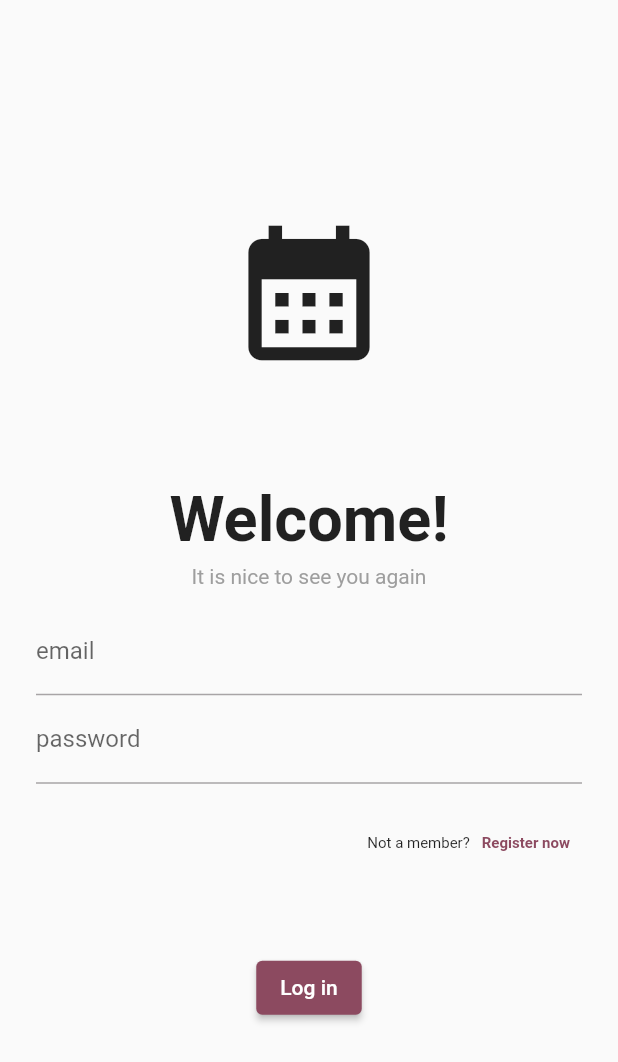
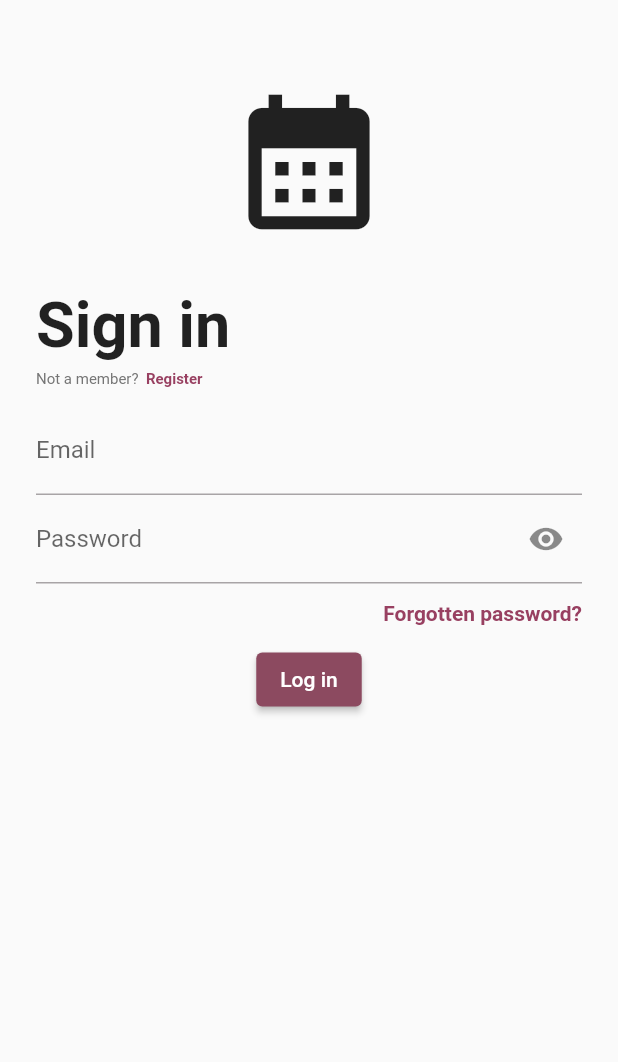
Before and after one commit to lechsebastian/birthdays_reminder_app, a Flutter app: the screen it shows after launch, on a phone screen of 412 x 824 dp. Shown: the top 1062 px of the screen. Run offline on Flutter 3.47's test engine with Material 3 defaults, Android fonts, the phone set to English and light mode, and no system bars; our stand-ins replace bloc, cloud_firestore, firebase_auth, firebase_core, flutter_bloc; accounts and stored records are empty.

Commit message:
Add the ability to show the password

```diff
--- /dev/null
+++ b/lib/app/features/login/cubit/login_cubit.dart
@@ -0,0 +1,13 @@
+import 'package:bloc/bloc.dart';
+
+part 'login_state.dart';
+
+class LoginCubit extends Cubit<LoginState> {
+  LoginCubit() : super(LoginState());
+
+  Future<void> switchIsRegisterStatus() async {
+    LoginState newState = state.copyWith(isCreatingAccount: !state.isCreatingAccount);
+
+    emit(newState);
+  }
+}
--- /dev/null
+++ b/lib/app/features/login/cubit/login_state.dart
@@ -0,0 +1,17 @@
+part of 'login_cubit.dart';
+
+class LoginState {
+  bool isCreatingAccount;
+
+  LoginState({
+    this.isCreatingAccount = false,
+  });
+
+  LoginState copyWith({
+    bool? isCreatingAccount,
+  }) {
+    return LoginState(
+      isCreatingAccount: isCreatingAccount ?? this.isCreatingAccount,
+    );
+  }
+}
--- a/lib/app/features/login/login_page.dart
+++ b/lib/app/features/login/login_page.dart
@@ -1,4 +1,7 @@
 import 'package:birthdays_reminder_app/app/cubit/root_cubit.dart';
+import 'package:birthdays_reminder_app/app/features/login/cubit/login_cubit.dart';
+import 'package:birthdays_reminder_app/app/features/login_page_widgets/signin_or_register_widget_builder.dart';
+import 'package:birthdays_reminder_app/themes/my_color.dart';
 import 'package:flutter/material.dart';
 import 'package:flutter_bloc/flutter_bloc.dart';
 
@@ -9,94 +12,137 @@ class LoginPage extends StatefulWidget {
 
   final TextEditingController emailController = TextEditingController();
   final TextEditingController passwordController = TextEditingController();
+  final TextEditingController confirmPasswordController = TextEditingController();
 
   @override
   State<LoginPage> createState() => _LoginPageState();
 }
 
 class _LoginPageState extends State<LoginPage> {
-  var errorMessage = '';
-  var isCreatingAccount = false;
+  bool _obscureText = true;
 
   @override
   Widget build(BuildContext context) {
+    return BlocProvider(
+      create: (context) => LoginCubit(),
+      child: BlocBuilder<LoginCubit, LoginState>(
+        builder: (context, state) {
           return Scaffold(
             body: Center(
               child: Padding(
                 padding: const EdgeInsets.all(24.0),
                 child: Column(
-            mainAxisAlignment: MainAxisAlignment.center,
                   children: [
+                    // Calendar icon
+                    const SizedBox(height: 30),
                     const Icon(Icons.calendar_month, size: 108),
-              const SizedBox(height: 72),
-              const Text(
-                'Welcome!',
-                style: TextStyle(fontSize: 42, fontWeight: FontWeight.bold),
+                    const SizedBox(height: 30),
+
+                    // Sign in / register information
+                    Align(
+                      alignment: Alignment.centerLeft,
+                      child: Text(
+                        state.isCreatingAccount == true ? 'Register' : 'Sign in',
+                        style: const TextStyle(fontSize: 42, fontWeight: FontWeight.bold),
+                      ),
                     ),
                     const SizedBox(height: 6),
-              Text(
-                isCreatingAccount == true ? 'It is nice to see you here' : 'It is nice to see you again',
-                style: const TextStyle(
-                  color: Colors.grey,
-                ),
-              ),
-              const SizedBox(height: 12),
-              TextField(
-                controller: widget.emailController,
-                decoration: const InputDecoration(label: Text('email')),
-              ),
-              TextField(
-                controller: widget.passwordController,
-                decoration: const InputDecoration(label: Text('password')),
-                obscureText: true,
-              ),
-              Text(errorMessage),
-              Row(
-                mainAxisAlignment: MainAxisAlignment.end,
+
+                    // Text switching between sign in / register function
+                    Align(
+                      alignment: Alignment.centerLeft,
+                      child: Row(
                         children: [
                           Text(
-                    isCreatingAccount == true ? 'Already have an account?' : 'Not a member?',
-                    style: const TextStyle(fontSize: 10),
+                            state.isCreatingAccount == true ? 'Already have an account?  ' : 'Not a member?  ',
+                            style: TextStyle(fontSize: 10, color: Colors.grey[600]),
                           ),
-                  TextButton(
-                    onPressed: () {
+                          GestureDetector(
+                            onTap: () {
                               setState(() {
-                        isCreatingAccount = !isCreatingAccount;
+                                state.isCreatingAccount = !state.isCreatingAccount;
+                                widget.emailController.clear();
+                                widget.passwordController.clear();
+                                widget.confirmPasswordController.clear();
                               });
                             },
                             child: Text(
-                      isCreatingAccount == true ? 'Log in' : 'Register now',
-                      style: const TextStyle(fontWeight: FontWeight.bold, fontSize: 10),
+                              state.isCreatingAccount == true ? 'Log in' : 'Register',
+                              style: TextStyle(fontWeight: FontWeight.bold, fontSize: 10, color: MyColor().myColor),
                             ),
                           )
                         ],
                       ),
-              const SizedBox(height: 48),
+                    ),
+                    const SizedBox(height: 12),
+
+                    // Email textfield
+                    TextField(
+                      controller: widget.emailController,
+                      decoration: const InputDecoration(label: Text('Email')),
+                    ),
+
+                    // Password textfield
+                    TextField(
+                      controller: widget.passwordController,
+                      obscureText: _obscureText,
+                      decoration: InputDecoration(
+                        labelText: 'Password',
+                        suffixIcon: IconButton(
+                          icon: Icon(
+                            _obscureText ? Icons.visibility : Icons.visibility_off,
+                          ),
+                          onPressed: () {
+                            setState(
+                              () {
+                                _obscureText = !_obscureText;
+                              },
+                            );
+                          },
+                        ),
+                      ),
+                    ),
+
+                    // Forgotten password button or confirm password TextField
+                    SignInOrRegisterWidgetBuilder(
+                      isCreatingAccount: state.isCreatingAccount,
+                      confirmPasswordController: widget.confirmPasswordController,
+                      onChanged: (value) {
+                        setState(() {
+                          widget.confirmPasswordController.text = value;
+                        });
+                      },
+                    ),
+                    const SizedBox(height: 12),
+
+                    // Log in / register button to database
                     ElevatedButton(
                         onPressed: () {
-                    if (isCreatingAccount) {
-                      try {
-                        context.read<RootCubit>().register(email: widget.emailController.text, password: widget.passwordController.text);
-                      } catch (error) {
-                        setState(() {
-                          errorMessage = 'Error occured: ${error.toString()}';
-                        });
+                          if (state.isCreatingAccount) {
+                            if (widget.passwordController.text == widget.confirmPasswordController.text) {
+                              context
+                                  .read<RootCubit>()
+                                  .register(email: widget.emailController.text, password: widget.passwordController.text);
+                            } else {
+                              ScaffoldMessenger.of(context).showSnackBar(
+                                const SnackBar(
+                                  content: Text('Passwords are not similar'),
+                                  backgroundColor: Colors.red,
+                                ),
+                              );
                             }
                           } else {
-                      try {
                             context.read<RootCubit>().signIn(email: widget.emailController.text, password: widget.passwordController.text);
-                      } catch (error) {
-                        setState(() {
-                          errorMessage = 'Error occured: ${error.toString()}';
-                        });
-                      }
                           }
                         },
-                  child: Text(isCreatingAccount == true ? 'Register' : 'Log in')),
+                        child: Text(state.isCreatingAccount == true ? 'Register' : 'Log in')),
                   ],
                 ),
               ),
             ),
           );
+        },
+      ),
+    );
   }
 }
--- /dev/null
+++ b/lib/app/features/login_page_widgets/forgotten_password.dart
@@ -0,0 +1,25 @@
+import 'package:birthdays_reminder_app/themes/my_color.dart';
+import 'package:flutter/material.dart';
+
+class ForgottenPasswordText extends StatelessWidget {
+  const ForgottenPasswordText({
+    super.key,
+  });
+
+  @override
+  Widget build(BuildContext context) {
+    return Align(
+      alignment: Alignment.centerRight,
+      child: GestureDetector(
+        onTap: () {},
+        child: Padding(
+          padding: const EdgeInsets.only(top: 12),
+          child: Text(
+            'Forgotten password?',
+            style: TextStyle(color: MyColor().myColor, fontWeight: FontWeight.bold),
+          ),
+        ),
+      ),
+    );
+  }
+}
--- /dev/null
+++ b/lib/app/features/login_page_widgets/signin_or_register_widget_builder.dart
@@ -0,0 +1,25 @@
+import 'package:birthdays_reminder_app/app/features/login_page_widgets/confirm_password.dart';
+import 'package:birthdays_reminder_app/app/features/login_page_widgets/forgotten_password.dart';
+import 'package:flutter/material.dart';
+
+class SignInOrRegisterWidgetBuilder extends StatelessWidget {
+  const SignInOrRegisterWidgetBuilder({
+    Key? key,
+    required this.isCreatingAccount,
+    required this.confirmPasswordController,
+    required this.onChanged,
+  }) : super(key: key);
+
+  final bool isCreatingAccount;
+  final TextEditingController confirmPasswordController;
+  final void Function(String) onChanged;
+
+  @override
+  Widget build(BuildContext context) {
+    if (!isCreatingAccount) {
+      return const ForgottenPasswordText();
+    } else {
+      return ConfirmPasswordTextField(confirmPasswordController: confirmPasswordController, onChanged: onChanged);
+    }
+  }
+}
--- /dev/null
+++ b/lib/themes/my_color.dart
@@ -0,0 +1,5 @@
+import 'package:flutter/material.dart';
+
+class MyColor {
+  Color myColor = const Color(0xFF984061);
+}
```
Also changed, not shown: lib/app/features/login_page_widgets/confirm_password.dart (added, +43 -0 lines). Lines whose indentation alone changed are shown as unchanged.
